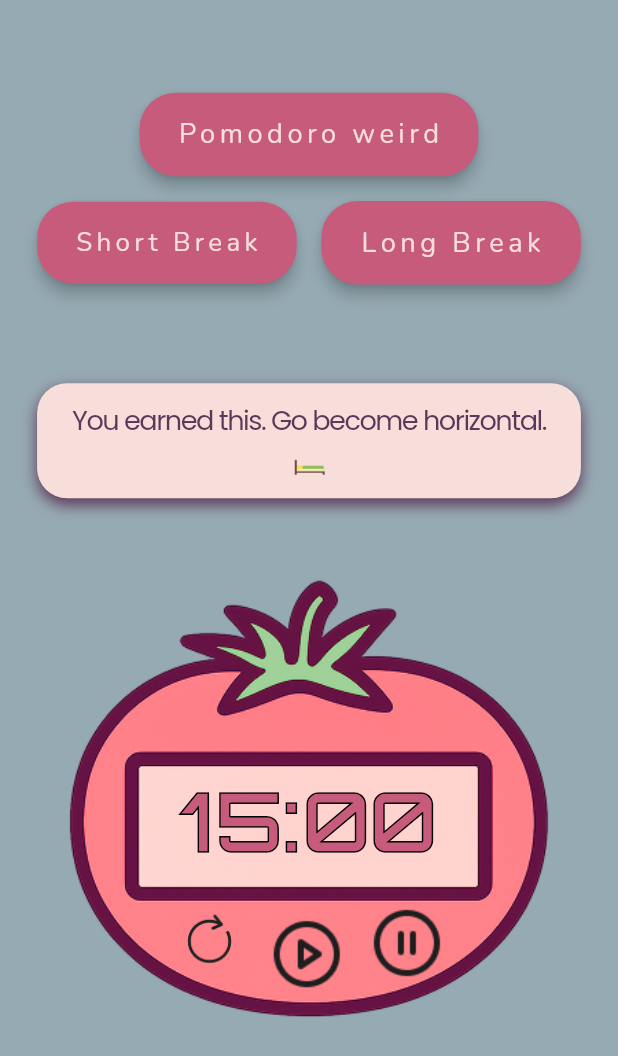
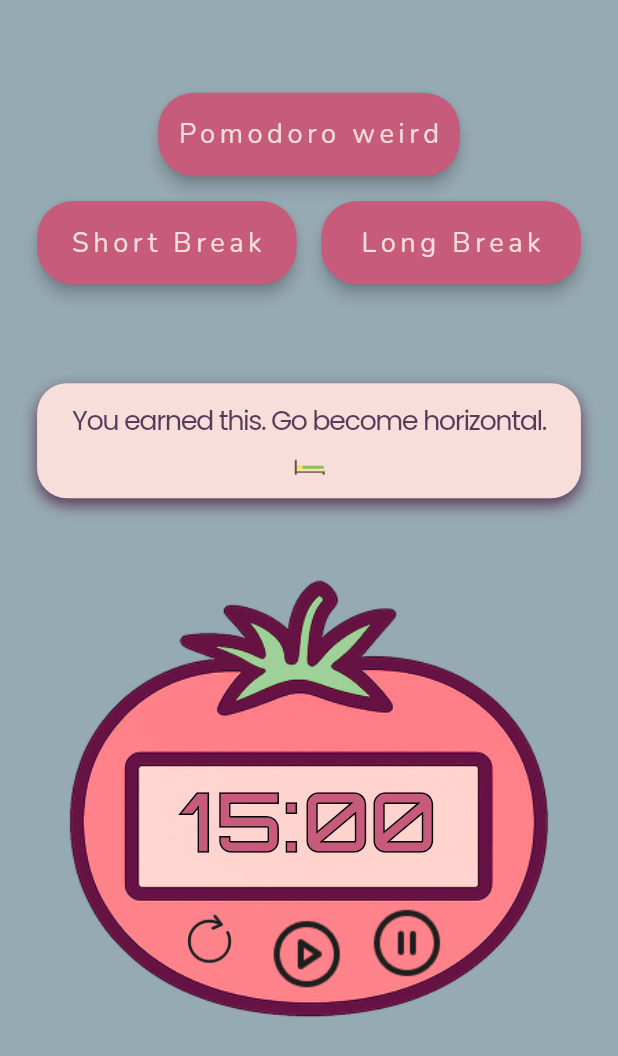
Before and after one commit to vansolinka/pomdoroweird, a Flutter app: the screen it shows after launch, after a tap on "Long Break", on a phone screen of 412 x 824 dp. Shown: the top 1056 px of the screen. Run offline on Flutter 3.47's test engine with Material 3 defaults, Android fonts, the phone set to English and light mode, and no system bars; our stand-ins replace audioplayers; missing offline and left inert: flutter_arc_text.

Commit message:
button fixed, witdth reduced

```diff
--- a/lib/screens/home_screen.dart
+++ b/lib/screens/home_screen.dart
@@ -76,7 +76,7 @@ class HomeScreen extends StatelessWidget {
                   TomatoDisplay(
                     key: tomatoKey,
                     size: Responsive.isTabletLandscape() ? Responsive.w(35) : Responsive.w(90),
-                    duration: const Duration(minutes: 25),
+                    duration: const Duration(minutes: 2),
                     startPulse: 10,
                     breakTomato: 0,
                     onStart: () {},
--- a/lib/widgets/buttons.dart
+++ b/lib/widgets/buttons.dart
@@ -27,7 +27,7 @@ class BreakButton extends StatelessWidget {
         borderRadius: BorderRadius.circular(24),
         child: Padding(
           padding: EdgeInsets.symmetric(
-            horizontal: Responsive.w(6),   // 6% of screen width
+            horizontal: Responsive.w(3),   // 6% of screen width
             vertical: Responsive.h(1.8),   // 1.8% of screen height
           ),
           child: FittedBox(
--- a/lib/widgets/pomodoro_dialog.dart
+++ b/lib/widgets/pomodoro_dialog.dart
@@ -62,7 +62,7 @@ class PomodoroEndDialog extends StatelessWidget {
                   );
                 },
               ),
-              SizedBox(width: Responsive.w(4)),
+              SizedBox(width: Responsive.w(3)),
               BreakButton(
                 label: 'Replay',
                 onPressed: () {
```
